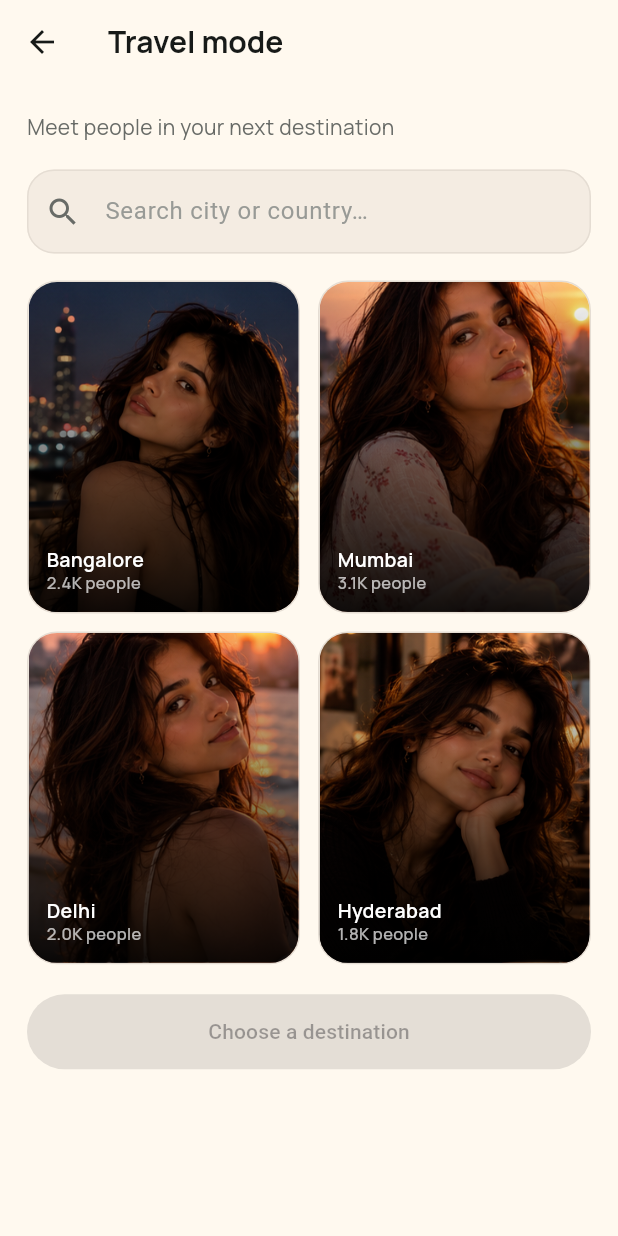
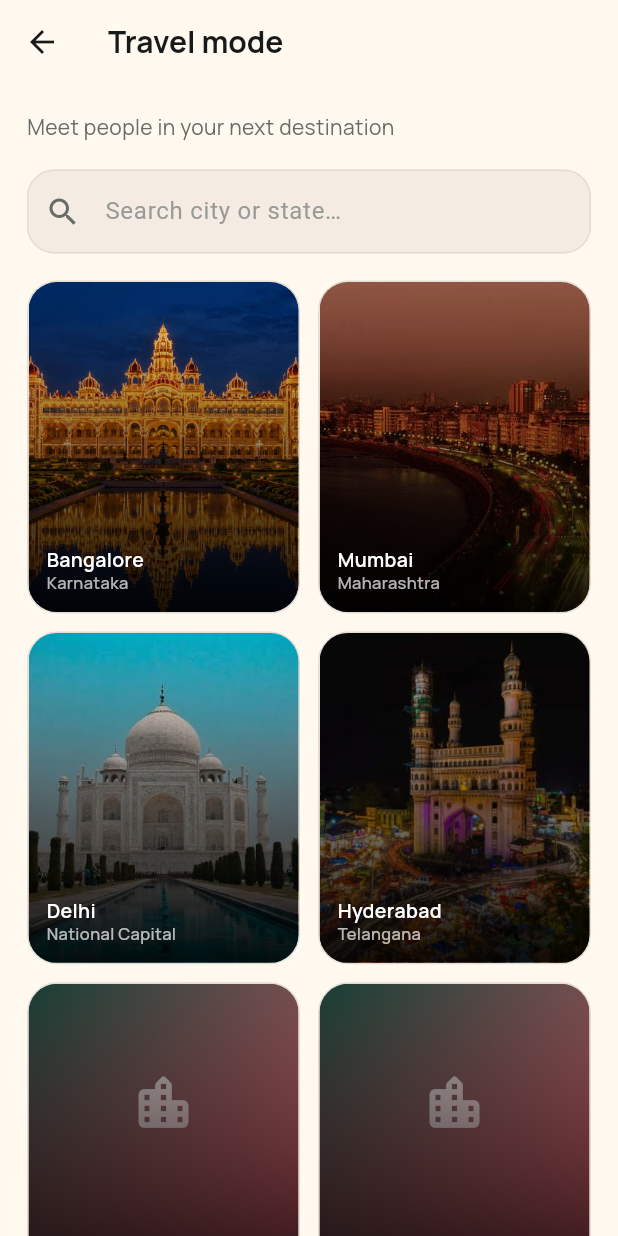
Before and after one commit to AnkaraoBalu/Dating-App, a Flutter app: the DiscoverTravelScreen screen opened directly, on a phone screen of 412 x 824 dp. Run offline on Flutter 3.47's test engine with Material 3 defaults, Android fonts, the phone set to English and light mode, and no system bars; our stand-ins replace app_links, camera, firebase_core, firebase_messaging, flutter_dotenv, flutter_local_notifications and 6 more; missing offline and left inert: clerk_flutter, flutter_ringtone_player, livekit_client, record; accounts and stored records are empty; generated files the repository leaves out were written again; network calls fail; statements that could not run were skipped.

Commit message:
Travel mode: city photos, 31 cities, and a way back to my location
Replace the profile portraits on travel cards with city photos, drop the
made-up people counts, and let members turn travel mode off. Expand the
destinations to 31 Indian cities with search by city or state; the
backend test keeps its city centers in sync with the app's list.

Co-Authored-By: Claude Opus 5.5 <noreply@anthropic.com>

```diff
--- a/DatingAPP/lib/features/home/presentation/controllers/home_preferences_actions.dart
+++ b/DatingAPP/lib/features/home/presentation/controllers/home_preferences_actions.dart
@@ -171,11 +171,13 @@ extension _HomePreferencesActions on _HomeScreenState {
 
   Future<void> _openTravel() async {
     final city = await Navigator.of(context).push<String>(
-      MaterialPageRoute(builder: (_) => const DiscoverTravelScreen()),
+      MaterialPageRoute(
+        builder: (_) => DiscoverTravelScreen(currentCity: _travelLocation),
+      ),
     );
     if (city == null || !mounted) return;
     _refresh(() {
-      _travelLocation = city;
+      _travelLocation = city == DiscoverTravelScreen.myLocation ? null : city;
       _selectedTab = 0;
     });
     await _savePreferences();
--- a/DatingAPP/lib/features/home/presentation/screens/discover_travel_screen.dart
+++ b/DatingAPP/lib/features/home/presentation/screens/discover_travel_screen.dart
@@ -3,36 +3,57 @@ import 'package:flutter/material.dart';
 import '../../../../core/theme/theme.dart';
 
 class DiscoverTravelScreen extends StatefulWidget {
-  const DiscoverTravelScreen({super.key});
+  const DiscoverTravelScreen({super.key, this.currentCity});
+
+  /// The travel city in use, if any. When set, the screen offers a way back
+  /// to the member's own location.
+  final String? currentCity;
+
+  /// Returned instead of a city when the member turns travel mode off.
+  static const myLocation = '';
 
   @override
   State<DiscoverTravelScreen> createState() => _DiscoverTravelScreenState();
 }
 
 class _DiscoverTravelScreenState extends State<DiscoverTravelScreen> {
-  String? _selected;
+  late String? _selected = widget.currentCity;
   final TextEditingController _search = TextEditingController();
-  static const _destinations = [
-    (
-      'Bangalore',
-      '2.4K people',
-      'assets/images/girls-images/city_night_portrait.png',
-    ),
-    (
-      'Mumbai',
-      '3.1K people',
-      'assets/images/girls-images/sunset_floral_portrait.png',
-    ),
-    (
-      'Delhi',
-      '2.0K people',
-      'assets/images/girls-images/golden_hour_portrait.png',
-    ),
-    (
-      'Hyderabad',
-      '1.8K people',
-      'assets/images/girls-images/cafe_coffee_portrait.png',
-    ),
+  // Keep in sync with travelCities in the backend's discovery-location.ts
+  // (backend/test/discovery-location.test.cjs checks this). A city without a
+  // photo in assets/images/travel/ shows a styled card instead.
+  static const _destinations = <(String, String, String?)>[
+    ('Bangalore', 'Karnataka', 'assets/images/travel/bangalore.png'),
+    ('Mumbai', 'Maharashtra', 'assets/images/travel/mumbai.png'),
+    ('Delhi', 'National Capital', 'assets/images/travel/delhi.png'),
+    ('Hyderabad', 'Telangana', 'assets/images/travel/hyderabad.png'),
+    ('Chennai', 'Tamil Nadu', null),
+    ('Kolkata', 'West Bengal', null),
+    ('Pune', 'Maharashtra', null),
+    ('Ahmedabad', 'Gujarat', null),
+    ('Gurugram', 'Haryana', null),
+    ('Noida', 'Uttar Pradesh', null),
+    ('Jaipur', 'Rajasthan', null),
+    ('Goa', 'Goa', null),
+    ('Chandigarh', 'Chandigarh', null),
+    ('Kochi', 'Kerala', null),
+    ('Lucknow', 'Uttar Pradesh', null),
+    ('Indore', 'Madhya Pradesh', null),
+    ('Visakhapatnam', 'Andhra Pradesh', null),
+    ('Vijayawada', 'Andhra Pradesh', null),
+    ('Warangal', 'Telangana', null),
+    ('Coimbatore', 'Tamil Nadu', null),
+    ('Mysuru', 'Karnataka', null),
+    ('Thiruvananthapuram', 'Kerala', null),
+    ('Puducherry', 'Puducherry', null),
+    ('Bhubaneswar', 'Odisha', null),
+    ('Nagpur', 'Maharashtra', null),
+    ('Surat', 'Gujarat', null),
+    ('Udaipur', 'Rajasthan', null),
+    ('Varanasi', 'Uttar Pradesh', null),
+    ('Rishikesh', 'Uttarakhand', null),
+    ('Shimla', 'Himachal Pradesh', null),
+    ('Manali', 'Himachal Pradesh', null),
   ];
 
   @override
@@ -42,7 +63,16 @@ class _DiscoverTravelScreenState extends State<DiscoverTravelScreen> {
   }
 
   @override
-  Widget build(BuildContext context) => Scaffold(
+  Widget build(BuildContext context) {
+    final query = _search.text.trim().toLowerCase();
+    final destinations = _destinations
+        .where(
+          (d) =>
+              d.$1.toLowerCase().contains(query) ||
+              d.$2.toLowerCase().contains(query),
+        )
+        .toList();
+    return Scaffold(
       backgroundColor: AppColors.background,
       appBar: AppBar(
         backgroundColor: AppColors.background,
@@ -64,7 +94,7 @@ class _DiscoverTravelScreenState extends State<DiscoverTravelScreen> {
             controller: _search,
             onChanged: (_) => setState(() {}),
             decoration: InputDecoration(
-            hintText: 'Search city or country…',
+              hintText: 'Search city or state…',
               hintStyle: const TextStyle(color: AppColors.textTertiary),
               prefixIcon: const Icon(
                 Icons.search,
@@ -83,16 +113,21 @@ class _DiscoverTravelScreenState extends State<DiscoverTravelScreen> {
             ),
           ),
           const SizedBox(height: 18),
+          if (destinations.isEmpty)
+            Padding(
+              padding: const EdgeInsets.symmetric(vertical: 32),
+              child: Text(
+                'No cities match "${_search.text.trim()}" yet.',
+                textAlign: TextAlign.center,
+                style: AppTypography.body.copyWith(
+                  color: AppColors.textSecondary,
+                ),
+              ),
+            ),
           GridView.builder(
             shrinkWrap: true,
             physics: const NeverScrollableScrollPhysics(),
-          itemCount: _destinations
-              .where(
-                (d) => d.$1.toLowerCase().contains(
-                  _search.text.trim().toLowerCase(),
-                ),
-              )
-              .length,
+            itemCount: destinations.length,
             gridDelegate: const SliverGridDelegateWithFixedCrossAxisCount(
               crossAxisCount: 2,
               mainAxisSpacing: 12,
@@ -100,13 +135,7 @@ class _DiscoverTravelScreenState extends State<DiscoverTravelScreen> {
               childAspectRatio: .82,
             ),
             itemBuilder: (context, index) {
-            final destination = _destinations
-                .where(
-                  (d) => d.$1.toLowerCase().contains(
-                    _search.text.trim().toLowerCase(),
-                  ),
-                )
-                .elementAt(index);
+              final destination = destinations[index];
               final selected = _selected == destination.$1;
               return InkWell(
                 onTap: () => setState(() => _selected = destination.$1),
@@ -124,7 +153,14 @@ class _DiscoverTravelScreenState extends State<DiscoverTravelScreen> {
                     child: Stack(
                       fit: StackFit.expand,
                       children: [
-                      Image.asset(destination.$3, fit: BoxFit.cover),
+                        if (destination.$3 case final image?)
+                          Image.asset(
+                            image,
+                            fit: BoxFit.cover,
+                            errorBuilder: (_, _, _) => const _CityFallback(),
+                          )
+                        else
+                          const _CityFallback(),
                         const DecoratedBox(
                           decoration: BoxDecoration(
                             gradient: LinearGradient(
@@ -178,6 +214,20 @@ class _DiscoverTravelScreenState extends State<DiscoverTravelScreen> {
             },
           ),
           const SizedBox(height: 20),
+          if (widget.currentCity != null) ...[
+            OutlinedButton.icon(
+              onPressed: () =>
+                  Navigator.pop(context, DiscoverTravelScreen.myLocation),
+              icon: const Icon(Icons.my_location_rounded),
+              label: const Text('Back to my location'),
+              style: OutlinedButton.styleFrom(
+                foregroundColor: AppColors.textPrimary,
+                side: const BorderSide(color: AppColors.borderStrong),
+                minimumSize: const Size.fromHeight(50),
+              ),
+            ),
+            const SizedBox(height: 12),
+          ],
           FilledButton(
             onPressed: _selected == null
                 ? null
@@ -195,3 +245,23 @@ class _DiscoverTravelScreenState extends State<DiscoverTravelScreen> {
       ),
     );
   }
+}
+
+class _CityFallback extends StatelessWidget {
+  const _CityFallback();
+
+  @override
+  Widget build(BuildContext context) => const DecoratedBox(
+    decoration: BoxDecoration(
+      gradient: LinearGradient(
+        begin: Alignment.topLeft,
+        end: Alignment.bottomRight,
+        colors: [AppColors.forest, AppColors.coral],
+      ),
+    ),
+    child: Align(
+      alignment: Alignment(0, -0.35),
+      child: Icon(Icons.location_city_rounded, color: Colors.white54, size: 44),
+    ),
+  );
+}
--- a/DatingAPP/pubspec.yaml
+++ b/DatingAPP/pubspec.yaml
@@ -82,6 +82,7 @@ flutter:
     - assets/images/welcome/just2_rooftop_poster.jpg
     - assets/images/branding/just2/
     - assets/images/location/location.png
+    - assets/images/travel/
     - assets/images/welcome/welcome_background.png
   fonts:
     - family: Manrope
```
Also changed, not shown: DatingAPP/assets/images/travel/bangalore.png (added), DatingAPP/assets/images/travel/delhi.png (added), DatingAPP/assets/images/travel/hyderabad.png (added), DatingAPP/assets/images/travel/mumbai.png (added), 3 other files. Lines whose indentation alone changed are shown as unchanged.
